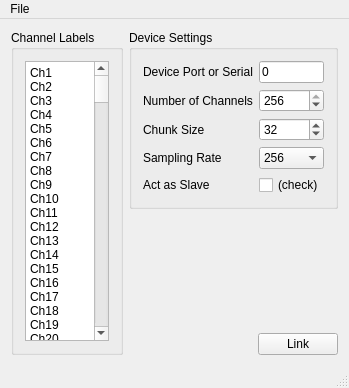
Old version of the form Apps/g.Tec/g.HIamp/mainwindow.ui in the repository sccn/lsl_archived.
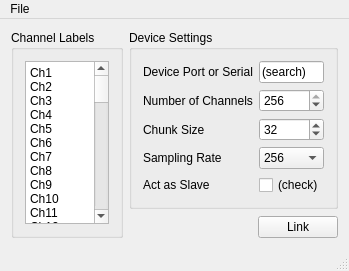
New version of the form.

What changed in the file:
```diff
--- a/Apps/g.Tec/g.HIamp/mainwindow.ui
+++ b/Apps/g.Tec/g.HIamp/mainwindow.ui
@@ -7,7 +7,7 @@
     <x>0</x>
     <y>0</y>
     <width>303</width>
-    <height>388</height>
+    <height>271</height>
    </rect>
   </property>
   <property name="windowTitle">
@@ -310,7 +310,7 @@
             <string>This is either the USB port number of the device, or the serial number of the device (a string of the form UX-XXXX.XX.XX). If left as 0, all USB ports will be searched.</string>
            </property>
            <property name="text">
-            <string>0</string>
+            <string>(search)</string>
            </property>
           </widget>
          </item>
```
Left out of the diff: 2 changed lines with no effect on the pictures.
